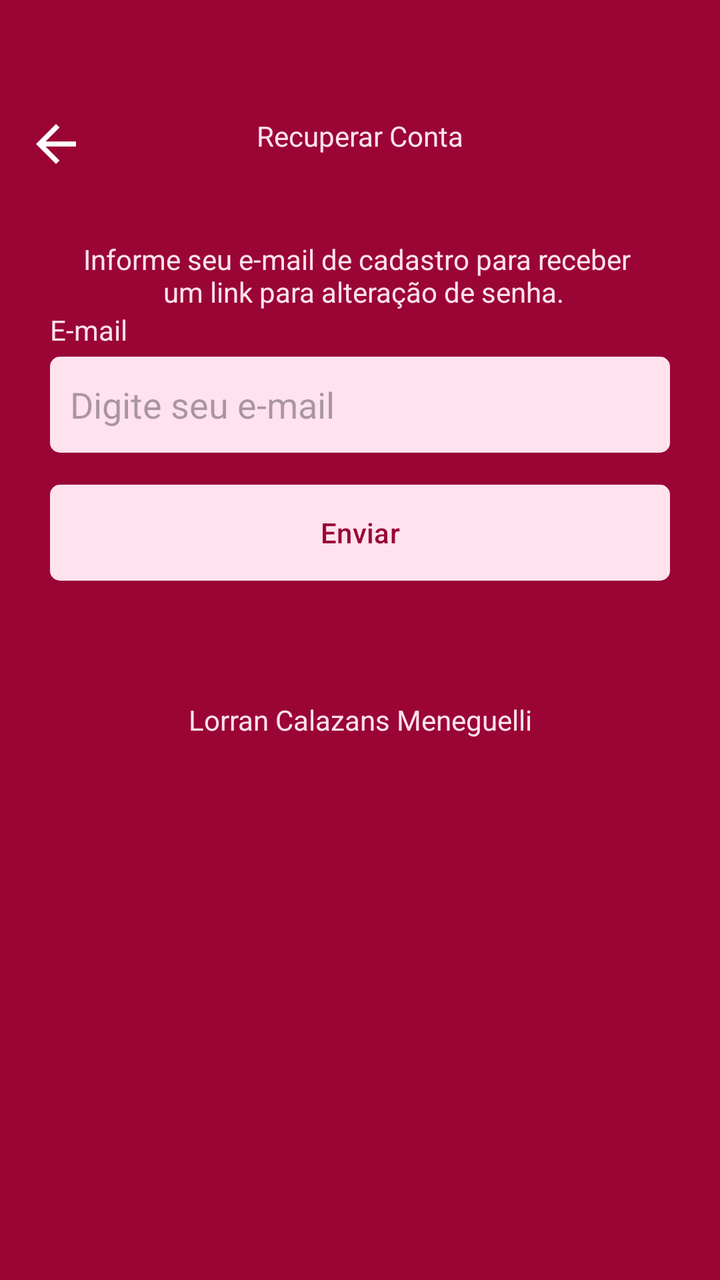
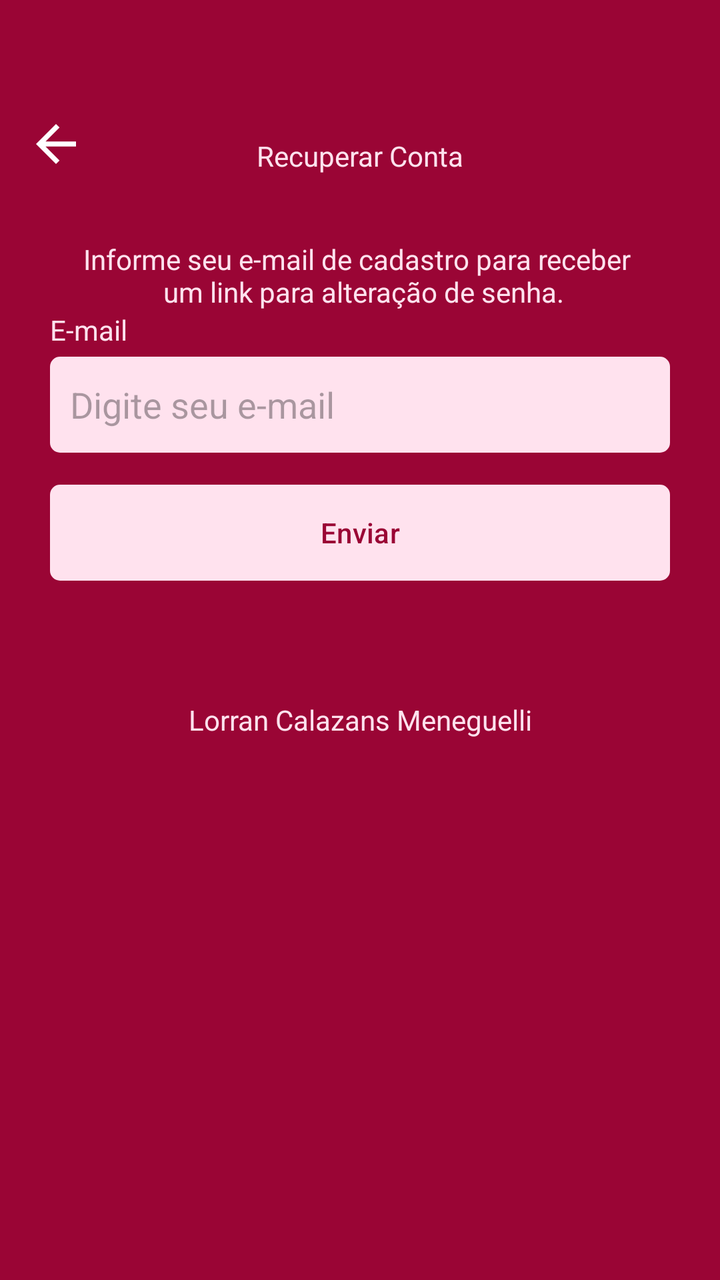

Before-and-after screenshots of an Android layout around one commit, followed by the original layout XML and the change that was made.
<!-- AndroidManifest.xml: application theme Base.Theme.Kanban -->
<!-- res/layout/fragment_recover_account.xml -->
<?xml version="1.0" encoding="utf-8"?>
<ScrollView xmlns:android="http://schemas.android.com/apk/res/android"
    xmlns:tools="http://schemas.android.com/tools"
    android:layout_width="match_parent"
    android:layout_height="match_parent"
    xmlns:app="http://schemas.android.com/apk/res-auto"
    android:fillViewport="true"
    tools:context=".ui.auth.RecoverAccountFragment">

    <LinearLayout
        android:layout_width="match_parent"
        android:layout_height="wrap_content"
        android:orientation="vertical"
        android:layout_gravity="center_horizontal"
        android:id="@id/LinearLayout2">

        <com.google.android.material.appbar.MaterialToolbar
            android:layout_width="match_parent"
            android:layout_height="wrap_content"
            app:navigationIcon="@drawable/ic_back"
            android:paddingTop="40dp">

            <TextView
                android:layout_width="wrap_content"
                android:layout_height="wrap_content"
                android:text="Recuperar Conta"
                android:textColor="@color/white"
                android:layout_gravity="center_horizontal"/>

        </com.google.android.material.appbar.MaterialToolbar>

        <TextView
            android:id="@+id/textViewMensagem"
            android:layout_width="match_parent"
            android:layout_height="wrap_content"
            android:textColor="@color/white"
            android:layout_marginTop="24dp"
            android:textAlignment="center"
            android:text="Informe seu e-mail de cadastro para receber \n um link para alteração de senha."/>

        <LinearLayout
            android:id="@+id/LinearLayout2"
            android:layout_width="match_parent"
            android:layout_height="wrap_content"
            app:layout_constraintBottom_toBottomOf="parent"
            app:layout_constraintTop_toTopOf="parent"
            app:layout_constraintStart_toStartOf="parent"
            app:layout_constraintEnd_toEndOf="parent"
            android:orientation="vertical"
            android:layout_marginHorizontal="25dp">

            <TextView
                android:layout_width="wrap_content"
                android:layout_height="wrap_content"
                android:text="E-mail"
                android:textColor="@color/white"/>

            <EditText
                android:layout_width="match_parent"
                android:layout_height="48dp"
                android:hint="Digite seu e-mail"
                android:inputType="textEmailAddress"
                android:padding="10dp"
                android:layout_marginTop="4dp"
                android:background="@drawable/bg_edit_text"/>

            <com.google.android.material.button.MaterialButton
                android:layout_width="match_parent"
                android:layout_height="wrap_content"
                android:text="Enviar"
                android:textColor="@color/color_default"
                app:backgroundTint="@null"
                android:layout_marginTop="16dp"
                android:background="@drawable/bg_btn"
                android:backgroundTint="@null"/>

            <LinearLayout
                android:layout_width="match_parent"
                android:layout_height="wrap_content"
                android:orientation="horizontal"
                android:layout_marginTop="4dp">

            </LinearLayout>

            <ProgressBar
                android:layout_marginTop="8dp"
                android:layout_width="wrap_content"
                android:layout_height="wrap_content"
                android:id="@+id/progressbar"
                android:indeterminateTint="@color/white"
                android:layout_gravity="center"
                android:visibility="invisible"
                tools:visibility="visible"/>

            <TextView
                android:layout_width="match_parent"
                android:layout_height="25dp"
                android:text="Lorran Calazans Meneguelli"
                android:textColor="@color/white"
                android:textAlignment="center"></TextView>

        </LinearLayout>
    </LinearLayout>

</ScrollView>
<!-- resources referenced by this layout -->
<resources>
  <color name="color_default">#9A0535</color>
  <color name="white">#FFE2EE</color>
  <!-- drawable bg_btn (drawable) -->
  <?xml version="1.0" encoding="utf-8"?>
  <shape xmlns:android="http://schemas.android.com/apk/res/android"
      android:shape="rectangle">
  
      <solid android:color="@color/white"/>
      <corners android:radius="5dp"/>
  
  </shape>
  <!-- drawable bg_edit_text (drawable) -->
  <?xml version="1.0" encoding="utf-8"?>
  <shape xmlns:android="http://schemas.android.com/apk/res/android"
      android:shape="rectangle">
  
      <solid android:color="@color/white"/>
      <corners android:radius="5dp"/>
  
  </shape>
  <!-- drawable ic_back (drawable) -->
  <vector xmlns:android="http://schemas.android.com/apk/res/android" android:autoMirrored="true" android:height="30dp" android:tint="#FFFFFF" android:viewportHeight="24" android:viewportWidth="24" android:width="30dp">
        
      <path android:fillColor="@android:color/white" android:pathData="M20,11H7.83l5.59,-5.59L12,4l-8,8 8,8 1.41,-1.41L7.83,13H20v-2z"/>
      
  </vector>
  <style name="Base.Theme.Kanban" parent="Theme.Material3.DayNight.NoActionBar">
          <item name="android:windowBackground">@color/color_default</item>
          <item name="colorPrimary">@color/color_default</item>
          <item name="colorPrimaryVariant">@color/color_default</item>
      </style>
</resources>

<!-- the commit's change to res/layout/fragment_recover_account.xml (unified diff, before → after) -->
@@ -23,6 +23,7 @@
             <TextView
                 android:layout_width="wrap_content"
                 android:layout_height="wrap_content"
+                android:paddingTop="20dp"
                 android:text="Recuperar Conta"
                 android:textColor="@color/white"
                 android:layout_gravity="center_horizontal"/>
